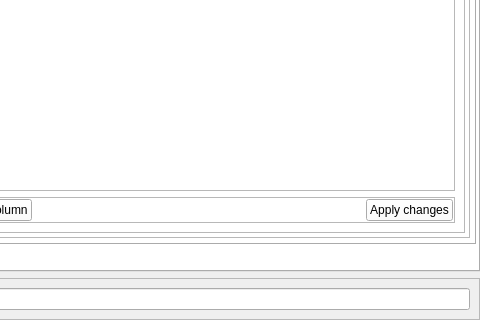
The window that UnderDevelopment/GridCal/gui/main/gui.ui (SanPen/GridCal) describes before a commit, drawn with Qt 5; both pictures show x 673 to 1153 and y 403 to 723 of the 1153 by 723 pixel window.
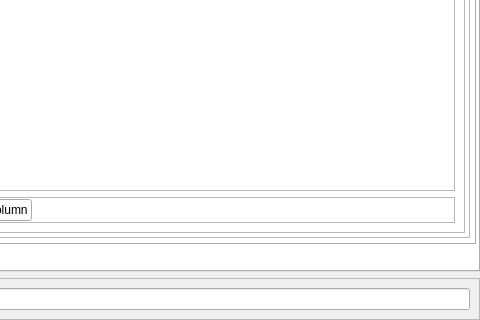
The same window after the commit. The open tabs and pages were chosen to show the change. Icons and pictures are not drawn. Custom widgets are drawn as their Qt base class.

Commit message: Initial data editing and visualizing through tables in the GUI

```diff
--- a/UnderDevelopment/GridCal/gui/main/gui.ui
+++ b/UnderDevelopment/GridCal/gui/main/gui.ui
@@ -525,17 +525,6 @@
                         </property>
                        </spacer>
                       </item>
-                      <item>
-                       <widget class="QPushButton" name="ApplyDataChangesButton">
-                        <property name="text">
-                         <string>Apply changes</string>
-                        </property>
-                        <property name="icon">
-                         <iconset resource="icons.qrc">
-                          <normaloff>:/file/ic_mode_edit_black_48dp.png</normaloff>:/file/ic_mode_edit_black_48dp.png</iconset>
-                        </property>
-                       </widget>
-                      </item>
                      </layout>
                     </widget>
                    </item>
```
Left out of the diff: 2 changed lines with no effect on the pictures. The commit also changes 4 other files.
